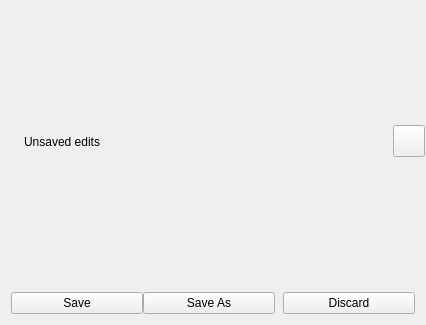
Old version of the form gui/overlays/saveconfirmoverlay.ui in the repository do-i/thumbgrid.
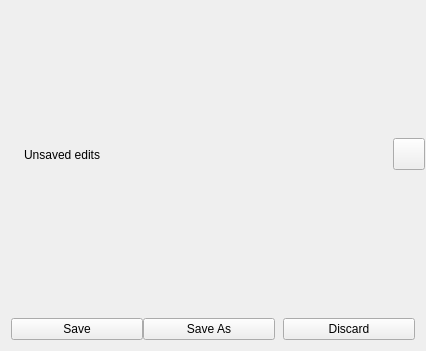
New version of the form. Icons and pictures are not drawn.

```diff
--- a/gui/overlays/saveconfirmoverlay.ui
+++ b/gui/overlays/saveconfirmoverlay.ui
@@ -7,7 +7,7 @@
     <x>0</x>
     <y>0</y>
     <width>426</width>
-    <height>325</height>
+    <height>351</height>
    </rect>
   </property>
   <property name="windowTitle">
```
